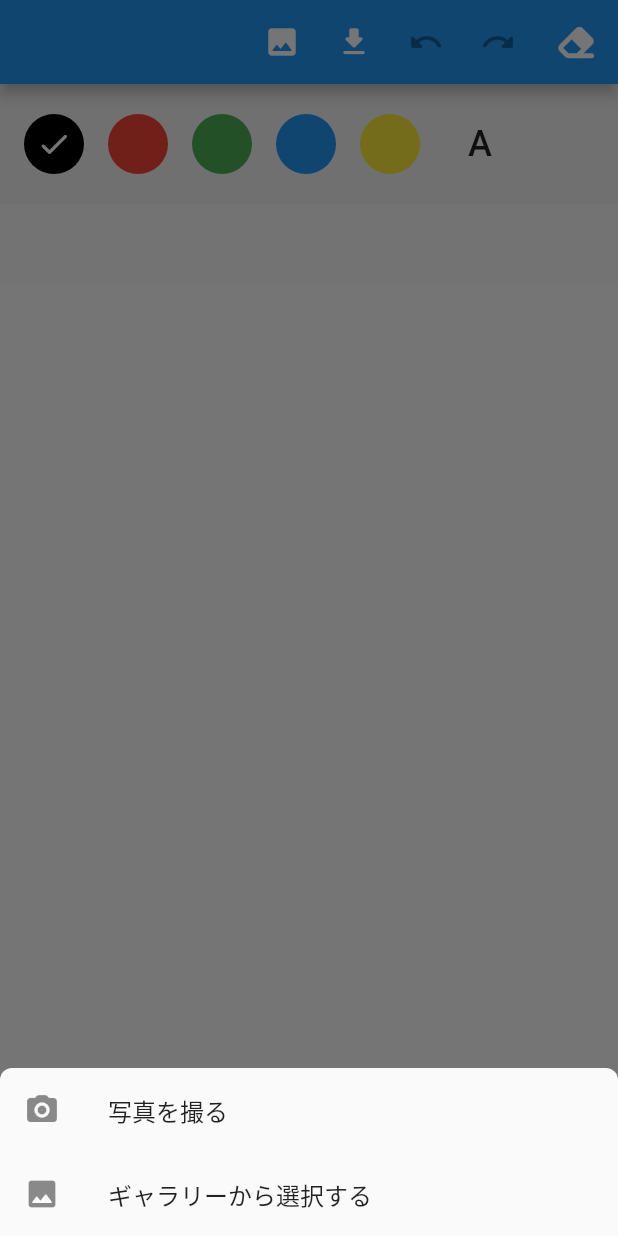
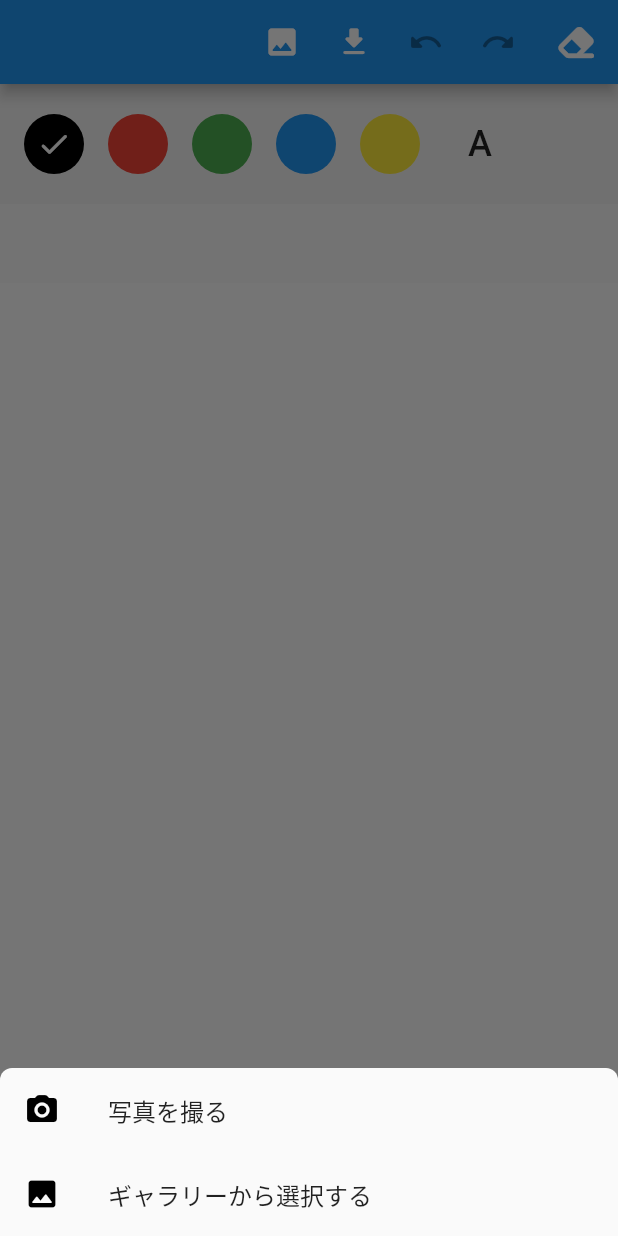
Before and after one commit to shm40/flutter_painter, a Flutter app: the screen it shows after launch, after a tap on the "image" icon, on a phone screen of 412 x 824 dp. Run offline on Flutter 3.47's test engine with Material 2 defaults, Android fonts, the phone set to English and light mode, and no system bars; our stand-ins replace flutter_colorpicker, font_awesome_flutter, freezed_annotation, image_picker.

Commit message:
handle camera, gallery error

```diff
--- a/example/lib/painter_page.dart
+++ b/example/lib/painter_page.dart
@@ -36,6 +36,12 @@ class _PainterPageState extends State<PainterPage> with WidgetsBindingObserver {
             onSelected: (xFile) {
               _painterController.setBackgroundImage(file: File(xFile.path));
             },
+            onError: (error) {
+              print(error);
+            },
+            iconColor: Colors.black,
+            cameraText: '写真を撮る',
+            galleryText: 'ギャラリーから選択する',
           ),
           ShowSavedImageButton(painterController: _painterController),
           UndoButton(painterController: _painterController),
--- a/lib/widgets.dart
+++ b/lib/widgets.dart
@@ -493,8 +493,19 @@ class _SelectedIconState extends State<SelectedIcon> with WidgetsBindingObserver
 
 /// Button to select image by taking a photo or from gallery
 class ImagePickerButton extends StatelessWidget {
-  const ImagePickerButton({super.key, required this.onSelected});
+  const ImagePickerButton({
+    super.key,
+    required this.onSelected,
+    required this.iconColor,
+    required this.cameraText,
+    required this.galleryText,
+    this.onError,
+  });
   final ValueChanged<XFile> onSelected;
+  final Color iconColor;
+  final String cameraText;
+  final String galleryText;
+  final Function(dynamic error)? onError;
 
   @override
   Widget build(BuildContext context) {
@@ -515,13 +526,13 @@ class ImagePickerButton extends StatelessWidget {
                 children: [
                   ListTile(
                     onTap: () => Navigator.of(context).pop(ImageSource.camera),
-                    leading: const Icon(Icons.camera_alt_rounded),
-                    title: const Text('写真を撮る'),
+                    leading: Icon(Icons.camera_alt_rounded, color: iconColor),
+                    title: Text(cameraText),
                   ),
                   ListTile(
                     onTap: () => Navigator.of(context).pop(ImageSource.gallery),
-                    leading: const Icon(Icons.image_rounded),
-                    title: const Text('ギャラリーから選択する'),
+                    leading: Icon(Icons.image_rounded, color: iconColor),
+                    title: Text(galleryText),
                   ),
                 ],
               ),
@@ -531,11 +542,15 @@ class ImagePickerButton extends StatelessWidget {
         if (imageSource == null) {
           return;
         }
-        final xFile = await ImagePicker().pickImage(source: imageSource);
-        if (xFile == null) {
-          return;
+        try {
+          final xFile = await ImagePicker().pickImage(source: imageSource);
+          if (xFile == null) {
+            return;
+          }
+          onSelected(xFile);
+        } catch (error) {
+          onError?.call(error);
         }
-        onSelected(xFile);
       },
       icon: const Icon(Icons.image_rounded),
     );
```
